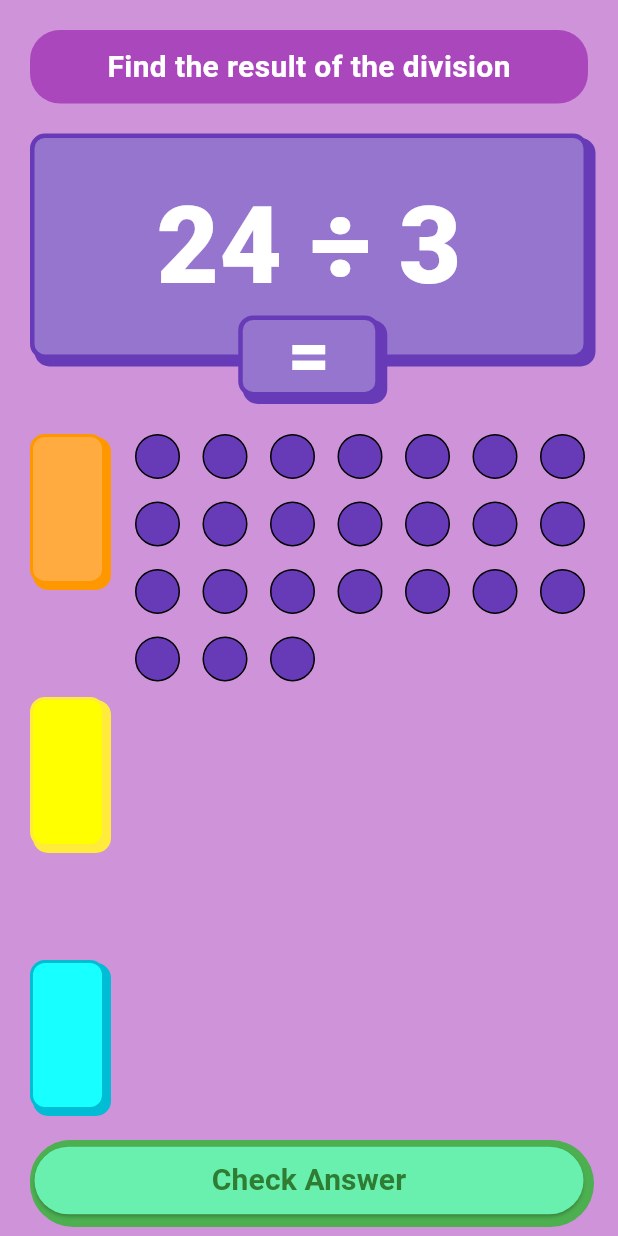
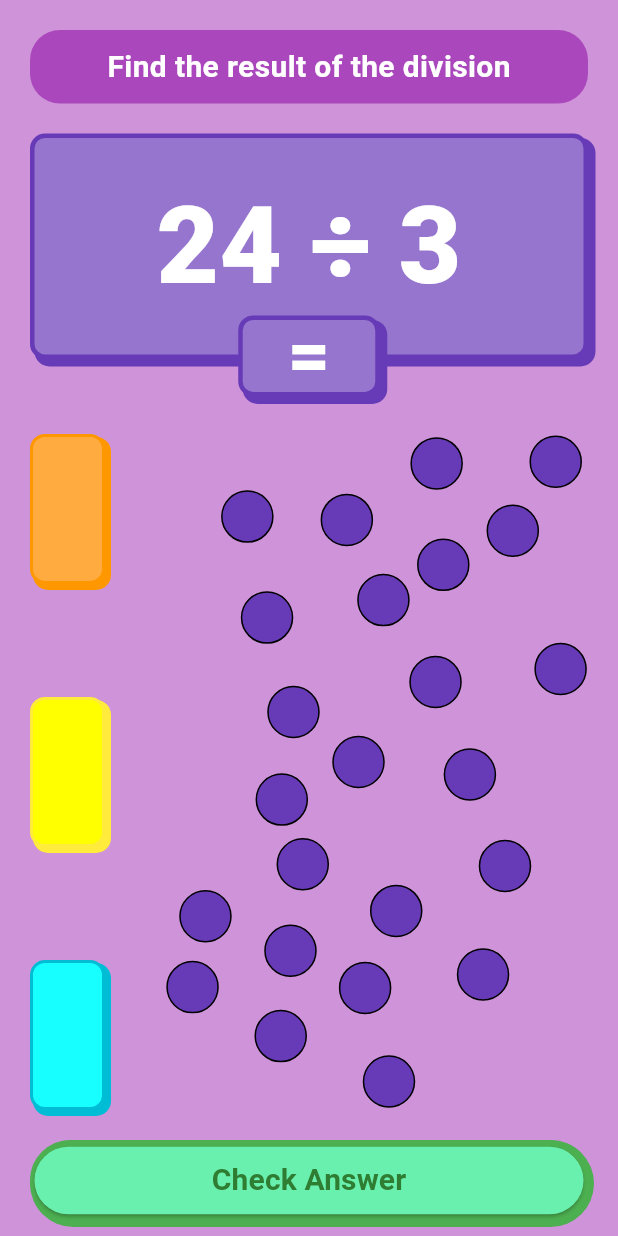
Before and after one commit to Ridhowalid01/duaempatperlapan, a Flutter app: the screen it shows after launch, on a phone screen of 412 x 824 dp. Run offline on Flutter 3.47's test engine with Material 3 defaults, Android fonts, the phone set to English and light mode, and no system bars.

Commit message:
add marbles suffle logic

```diff
--- a/lib/ui/widgets/marbles_area_widget.dart
+++ b/lib/ui/widgets/marbles_area_widget.dart
@@ -1,3 +1,4 @@
+import 'dart:math';
 import 'package:flutter/material.dart';
 
 class MarblesAreaWidget extends StatelessWidget {
@@ -5,22 +6,56 @@ class MarblesAreaWidget extends StatelessWidget {
 
   @override
   Widget build(BuildContext context) {
+    final random = Random();
+    const int count = 24;
+    const double size = 35;
+    const double minDistance = 45;
+
     return Expanded(
-      child: Wrap(
-        spacing: 15,
-        runSpacing: 15,
-        children: List.generate(
-          24,
-          (index) => Container(
-            width: 30,
-            height: 30,
+      child: LayoutBuilder(
+        builder: (context, constraints) {
+          final maxWidth = constraints.maxWidth;
+          final maxHeight = constraints.maxHeight;
+
+          List<Offset> positions = [];
+
+          int tries = 0;
+
+          while (positions.length < count && tries < 10000) {
+            final left = random.nextDouble() * (maxWidth - size);
+            final top = random.nextDouble() * (maxHeight - size);
+            final candidate = Offset(left, top);
+
+            // Cek apakah posisi ini cukup jauh dari semua posisi yang sudah ada
+            bool hasCollision = positions.any(
+              (other) => (candidate - other).distance < minDistance,
+            );
+
+            if (!hasCollision) {
+              positions.add(candidate);
+            }
+
+            tries++;
+          }
+
+          return Stack(
+            children: positions.map((offset) {
+              return Positioned(
+                left: offset.dx,
+                top: offset.dy,
+                child: Container(
+                  width: size,
+                  height: size,
                   decoration: BoxDecoration(
                     color: Colors.deepPurple,
                     shape: BoxShape.circle,
                     border: Border.all(color: Colors.black),
                   ),
                 ),
-        ),
+              );
+            }).toList(),
+          );
+        },
       ),
     );
   }
```
Lines whose indentation alone changed are shown as unchanged.
